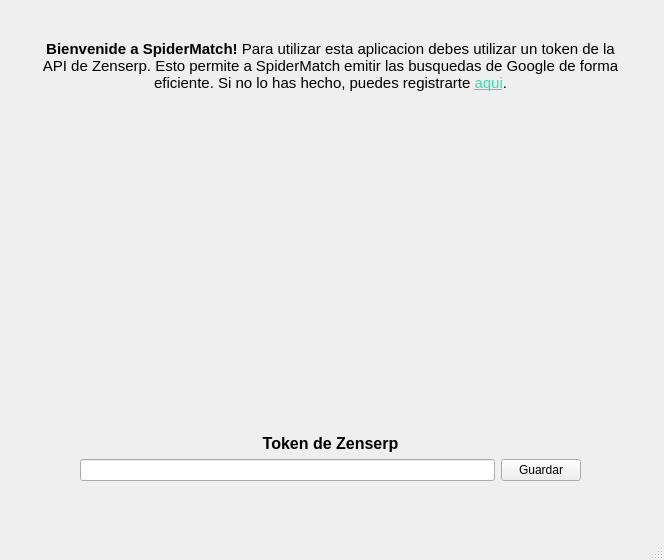
Qt form spidermatch/windows/welcome.ui (agucova/spidermatch) before a commit.
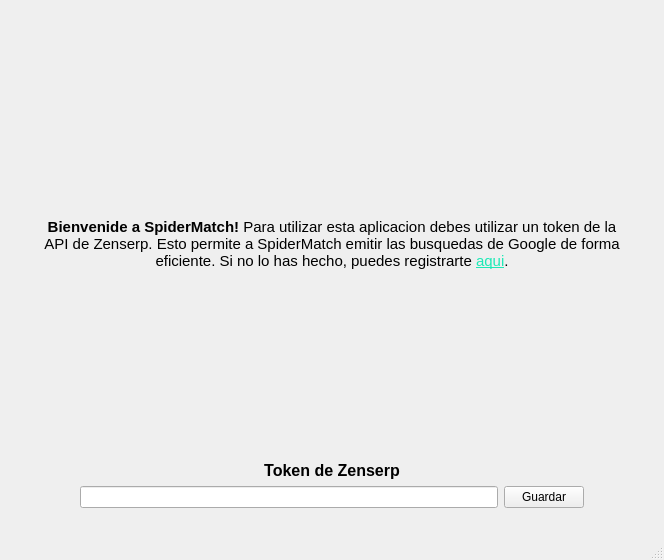
The same form after that commit. Icons and pictures are not drawn.

```diff
--- a/spidermatch/windows/welcome.ui
+++ b/spidermatch/windows/welcome.ui
@@ -42,26 +42,17 @@
      <verstretch>0</verstretch>
     </sizepolicy>
    </property>
-   <widget class="QWidget" name="verticalLayoutWidget">
-    <property name="geometry">
-     <rect>
-      <x>20</x>
-      <y>20</y>
-      <width>621</width>
-      <height>511</height>
-     </rect>
-    </property>
-    <layout class="QVBoxLayout" name="verticalLayout">
+   <layout class="QGridLayout" name="gridLayout">
      <property name="leftMargin">
-      <number>20</number>
+     <number>40</number>
      </property>
      <property name="rightMargin">
-      <number>20</number>
+     <number>40</number>
      </property>
      <property name="bottomMargin">
       <number>30</number>
      </property>
-     <item>
+    <item row="0" column="0">
       <widget class="QLabel" name="logo">
        <property name="text">
         <string/>
@@ -77,7 +68,7 @@
        </property>
       </widget>
      </item>
-     <item>
+    <item row="1" column="0">
       <widget class="QLabel" name="instrucciones">
        <property name="text">
         <string>&lt;html&gt;&lt;head/&gt;&lt;body&gt;&lt;p&gt;&lt;span style=&quot; font-size:11pt; font-weight:700;&quot;&gt;Bienvenide a SpiderMatch! &lt;/span&gt;&lt;span style=&quot; font-size:11pt;&quot;&gt;Para utilizar esta aplicacion debes utilizar un token de la API de Zenserp. Esto permite a SpiderMatch emitir las busquedas de Google de forma eficiente. Si no lo has hecho, puedes registrarte &lt;/span&gt;&lt;a href=&quot;https://zenserp.com/&quot;&gt;&lt;span style=&quot; font-size:11pt; text-decoration: underline; color:#1de9b6;&quot;&gt;aqui&lt;/span&gt;&lt;/a&gt;&lt;span style=&quot; font-size:11pt;&quot;&gt;.&lt;/span&gt;&lt;/p&gt;&lt;/body&gt;&lt;/html&gt;</string>
@@ -99,20 +90,7 @@
        </property>
       </widget>
      </item>
-     <item>
-      <spacer name="verticalSpacer">
-       <property name="orientation">
-        <enum>Qt::Vertical</enum>
-       </property>
-       <property name="sizeHint" stdset="0">
-        <size>
-         <width>20</width>
-         <height>40</height>
-        </size>
-       </property>
-      </spacer>
-     </item>
-     <item>
+    <item row="2" column="0">
       <widget class="QLabel" name="textozenserp">
        <property name="text">
         <string>&lt;html&gt;&lt;head/&gt;&lt;body&gt;&lt;p&gt;&lt;span style=&quot; font-size:12pt; font-weight:700;&quot;&gt;Token de Zenserp&lt;/span&gt;&lt;/p&gt;&lt;/body&gt;&lt;/html&gt;</string>
@@ -122,7 +100,7 @@
        </property>
       </widget>
      </item>
-     <item>
+    <item row="3" column="0">
       <layout class="QHBoxLayout" name="horizontalLayout">
        <item>
         <spacer name="horizontalSpacer">
@@ -168,24 +146,7 @@
        </item>
       </layout>
      </item>
-     <item>
-      <spacer name="verticalSpacer_2">
-       <property name="orientation">
-        <enum>Qt::Vertical</enum>
-       </property>
-       <property name="sizeType">
-        <enum>QSizePolicy::Maximum</enum>
-       </property>
-       <property name="sizeHint" stdset="0">
-        <size>
-         <width>20</width>
-         <height>20</height>
-        </size>
-       </property>
-      </spacer>
-     </item>
-    </layout>
-   </widget>
+   </layout>
   </widget>
   <widget class="QStatusBar" name="statusbar"/>
  </widget>
```
Left out of the diff: 2 changed lines with no effect on the pictures. Lines whose indentation alone changed are shown as unchanged.
